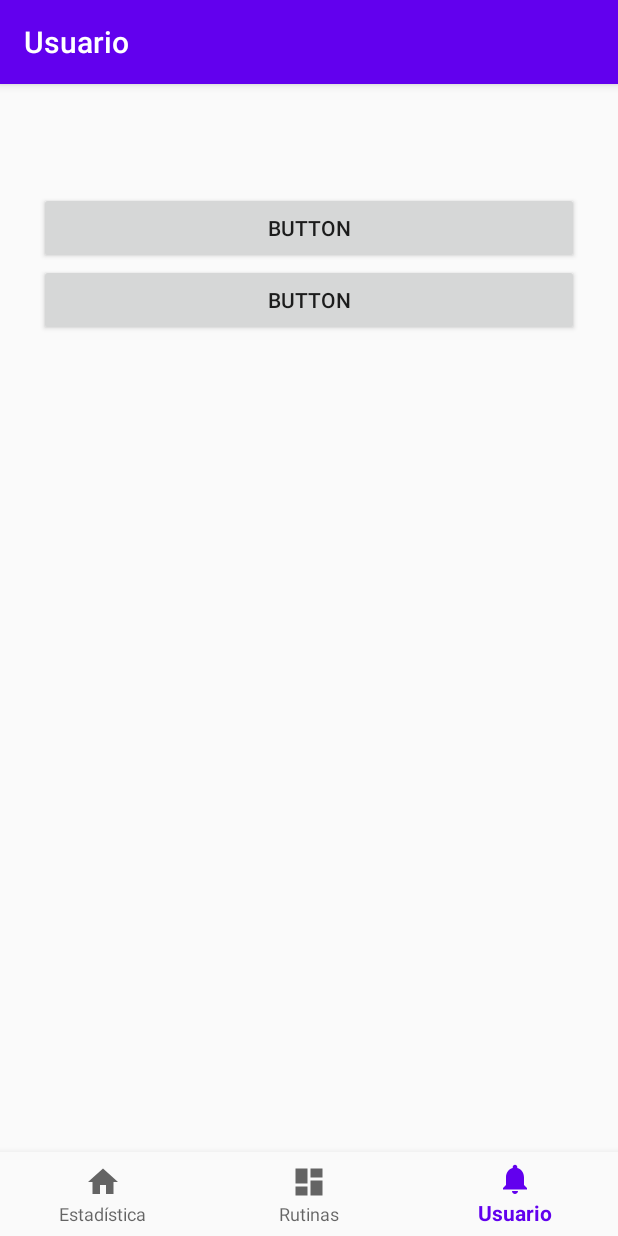
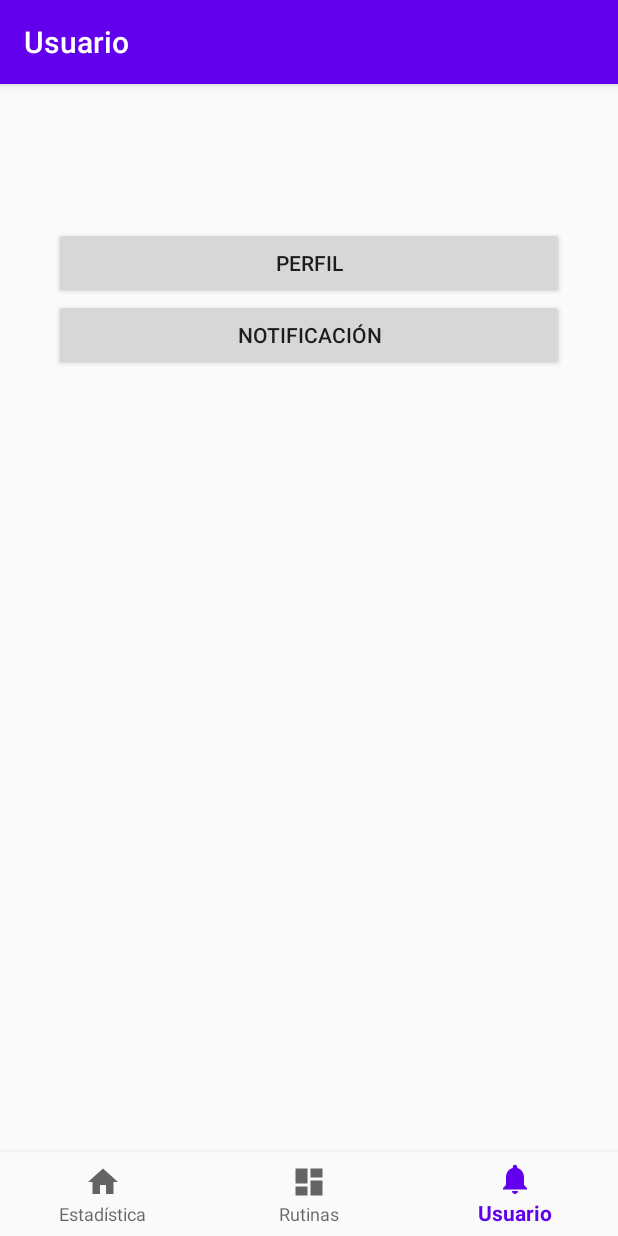
Before and after one commit to Quimisagi/UltraFit, an Android app: the NotificationsFragment screen opened through its navigation route, on a phone screen of 412 x 824 dp. Run offline under Robolectric (Android 15) with nearby library versions, the phone set to English and light mode, and no system bars; our stand-ins replace navigation-ui; network calls fail.

Commit message:
Añadido edición de usuario
Vamos muy bien UwU

```diff
--- a/app/src/main/AndroidManifest.xml
+++ b/app/src/main/AndroidManifest.xml
@@ -9,7 +9,8 @@
         android:roundIcon="@mipmap/ic_launcher_round"
         android:supportsRtl="true"
         android:theme="@style/AppTheme">
-        <activity android:name=".RegisterActivity"></activity>
+        <activity android:name=".EditActivity"></activity>
+        <activity android:name=".RegisterActivity" />
         <activity android:name=".MainActivity" />
         <activity
             android:name=".WelcomeActivity"
--- a/app/src/main/java/com/example/ultrafit/DataHandler.java
+++ b/app/src/main/java/com/example/ultrafit/DataHandler.java
@@ -26,7 +26,6 @@ public class DataHandler {
         outputStream.close();
     }
 
-    @RequiresApi(api = Build.VERSION_CODES.O)
     public static Object loadData(Context applicationContext) throws IOException, ClassNotFoundException {
         InputStream inputStream = applicationContext.openFileInput("userData.txt");
         byte[] fileContent = readBytes(inputStream);
--- a/app/src/main/java/com/example/ultrafit/MainActivity.java
+++ b/app/src/main/java/com/example/ultrafit/MainActivity.java
@@ -1,6 +1,8 @@
 package com.example.ultrafit;
 
+import android.content.Intent;
 import android.os.Bundle;
+import android.view.View;
 
 import com.google.android.material.bottomnavigation.BottomNavigationView;
 
@@ -27,4 +29,6 @@ public class MainActivity extends AppCompatActivity {
         NavigationUI.setupWithNavController(navView, navController);
     }
 
+
+
 }
--- a/app/src/main/java/com/example/ultrafit/ui/notifications/NotificationsFragment.java
+++ b/app/src/main/java/com/example/ultrafit/ui/notifications/NotificationsFragment.java
@@ -1,9 +1,11 @@
 package com.example.ultrafit.ui.notifications;
 
+import android.content.Intent;
 import android.os.Bundle;
 import android.view.LayoutInflater;
 import android.view.View;
 import android.view.ViewGroup;
+import android.widget.Button;
 import android.widget.TextView;
 
 import androidx.annotation.NonNull;
@@ -12,9 +14,12 @@ import androidx.fragment.app.Fragment;
 import androidx.lifecycle.Observer;
 import androidx.lifecycle.ViewModelProviders;
 
+import com.example.ultrafit.EditActivity;
+import com.example.ultrafit.MainActivity;
 import com.example.ultrafit.R;
+import com.example.ultrafit.RegisterActivity;
 
-public class NotificationsFragment extends Fragment {
+public class NotificationsFragment extends Fragment implements View.OnClickListener {
 
     private NotificationsViewModel notificationsViewModel;
 
@@ -24,6 +29,28 @@ public class NotificationsFragment extends Fragment {
                 ViewModelProviders.of(this).get(NotificationsViewModel.class);
         View root = inflater.inflate(R.layout.fragment_users, container, false);
 
+        Button editBtn = (Button)root.findViewById(R.id.edit_button);
+
+        editBtn.setOnClickListener(new View.OnClickListener() {
+            @Override
+            public void onClick(View v) {
+                Intent intent = new Intent();
+                intent.setClass(getActivity(), RegisterActivity.class);
+                getActivity().startActivity(intent);
+            }
+        });
+
         return root;
     }
+
+    public void onProfile() {
+        Intent intent = new Intent();
+        intent.setClass(getActivity(), EditActivity.class);
+        getActivity().startActivity(intent);
+    }
+
+    @Override
+    public void onClick(View v) {
+
+    }
 }
--- a/app/src/main/res/layout/fragment_users.xml
+++ b/app/src/main/res/layout/fragment_users.xml
@@ -7,10 +7,10 @@
     tools:context=".ui.notifications.NotificationsFragment">
 
     <LinearLayout
-        android:layout_width="360dp"
-        android:layout_height="680dp"
-        android:layout_marginTop="1dp"
-        android:layout_marginBottom="1dp"
+        android:layout_width="340dp"
+        android:layout_height="650dp"
+        android:layout_marginTop="32dp"
+        android:layout_marginBottom="16dp"
         android:orientation="vertical"
         app:layout_constraintBottom_toBottomOf="parent"
         app:layout_constraintEnd_toEndOf="parent"
@@ -19,15 +19,15 @@
         app:layout_constraintVertical_bias="0.51">
 
         <Button
-            android:id="@+id/button2"
+            android:id="@+id/edit_button"
             android:layout_width="match_parent"
             android:layout_height="wrap_content"
-            android:text="Button" />
+            android:text="Perfil" />
 
         <Button
             android:id="@+id/button3"
             android:layout_width="match_parent"
             android:layout_height="wrap_content"
-            android:text="Button" />
+            android:text="Notificación" />
     </LinearLayout>
 </androidx.constraintlayout.widget.ConstraintLayout>
```
Also changed, not shown: app/src/main/java/com/example/ultrafit/EditActivity.java (added, +24 -0 lines), app/src/main/java/com/example/ultrafit/RegisterActivity.java (+16 -1 lines), app/src/main/java/com/example/ultrafit/WelcomeActivity.java (+16 -7 lines), app/src/main/res/layout/activity_edit.xml (added, +46 -0 lines), app/src/main/res/layout/activity_register.xml (+11 -7 lines).
